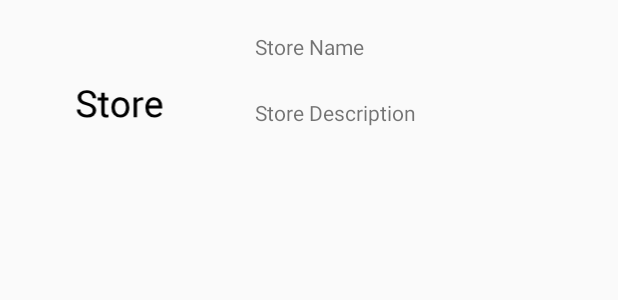
After one commit to ArcaneWalt73/Kudu-Card-Credit-Tracker, an Android app: the layout market_place_items.xml on its own in the app's theme, with its tools: preview values and no code run, on a phone screen of 412 x 824 dp. The commit adds this screen. Shown: the top 300 px of the screen. Run offline under Robolectric (Android 15) with nearby library versions, the phone set to English and light mode, and no system bars.

Commit message:
icon add for store

```diff
--- /dev/null
+++ b/Kudu Credit Tracker/KuduCreditTracker/app/src/main/res/drawable/default_store_icon.xml
@@ -0,0 +1,23 @@
+<?xml version="1.0" encoding="utf-8"?>
+<vector xmlns:android="http://schemas.android.com/apk/res/android"
+    android:width="108dp"
+    android:height="108dp"
+    android:viewportWidth="623.5424"
+    android:viewportHeight="623.5424"
+    android:tint="#000000">
+  <group android:translateX="142.2712"
+      android:translateY="208.15385">
+    <group android:translateY="150.89062">
+      <path android:pathData="M41.828125,-45.953125Q24.46875,-50.9375,16.554688,-58.203125Q8.640625,-65.46875,8.640625,-76.140625Q8.640625,-88.203125,18.3125,-96.10156Q27.984375,-104,43.453125,-104Q54,-104,62.257812,-99.921875Q70.515625,-95.84375,75.05469,-88.671875Q79.59375,-81.5,79.59375,-72.984375L66.015625,-72.984375Q66.015625,-82.3125,60.109375,-87.65625Q54.203125,-93,43.453125,-93Q33.46875,-93,27.875,-88.453125Q22.28125,-83.90625,22.28125,-75.8125Q22.28125,-69.34375,27.59375,-64.859375Q32.90625,-60.375,45.664062,-56.664062Q58.421875,-52.953125,65.63281,-48.742188Q72.84375,-44.53125,76.32031,-38.914062Q79.796875,-33.296875,79.796875,-25.703125Q79.796875,-13.578125,70.09375,-6.2890625Q60.390625,1,44.15625,1Q33.609375,1,24.46875,-3.046875Q15.328125,-7.09375,10.3671875,-14.125Q5.40625,-21.15625,5.40625,-30.078125L18.984375,-30.078125Q18.984375,-20.78125,25.835938,-15.390625Q32.6875,-10,44.15625,-10Q54.84375,-10,60.539062,-14.3515625Q66.234375,-18.703125,66.234375,-26.21875Q66.234375,-33.734375,60.960938,-37.84375Q55.6875,-41.953125,41.828125,-45.953125Z"
+          android:fillColor="#000000"/>
+      <path android:pathData="M112.484375,-94L112.484375,-76L126.6875,-76L126.6875,-65L112.484375,-65L112.484375,-18.921875Q112.484375,-14.46875,114.38281,-12.234375Q116.28125,-10,120.84375,-10Q123.09375,-10,127.03125,-10.84375L127.03125,-0.390625Q121.90625,1,117.046875,1Q108.328125,1,103.89844,-4.1640625Q99.46875,-9.328125,99.46875,-18.828125L99.46875,-65L85.625,-65L85.625,-76L99.46875,-76L99.46875,-94L112.484375,-94Z"
+          android:fillColor="#000000"/>
+      <path android:pathData="M138.34375,-38.6875Q138.34375,-49.75,142.73438,-58.578125Q147.125,-67.40625,154.96875,-72.203125Q162.8125,-77,172.85938,-77Q188.40625,-77,198,-66.36719Q207.59375,-55.734375,207.59375,-38.0625L207.59375,-37.171875Q207.59375,-26.1875,203.34375,-17.460938Q199.09375,-8.734375,191.17969,-3.8671875Q183.26562,1,173,1Q157.53125,1,147.9375,-9.6328125Q138.34375,-20.265625,138.34375,-37.796875L138.34375,-38.6875ZM151.42188,-37.21875Q151.42188,-24.90625,157.28906,-17.453125Q163.15625,-10,173,-10Q182.92188,-10,188.75781,-17.554688Q194.59375,-25.109375,194.59375,-38.71875Q194.59375,-50.890625,188.64844,-58.445312Q182.70312,-66,172.85938,-66Q163.23438,-66,157.32812,-58.546875Q151.42188,-51.09375,151.42188,-37.21875Z"
+          android:fillColor="#000000"/>
+      <path android:pathData="M260.75,-65.5Q257.79688,-66,254.34375,-66Q241.54688,-66,236.98438,-54.921875L236.98438,0L223.96875,0L223.96875,-76L236.625,-76L236.84375,-66.875Q243.23438,-77,254.98438,-77Q258.78125,-77,260.75,-76.140625L260.75,-65.5Z"
+          android:fillColor="#000000"/>
+      <path android:pathData="M304.26562,1Q288.79688,1,279.09375,-9.046875Q269.39062,-19.09375,269.39062,-35.921875L269.39062,-38.28125Q269.39062,-49.46875,273.71094,-58.265625Q278.03125,-67.0625,285.8047,-72.03125Q293.57812,-77,302.64062,-77Q317.48438,-77,325.71094,-67.265625Q333.9375,-57.53125,333.9375,-39.390625L333.9375,-34L282.39062,-34Q282.67188,-23.25,288.96875,-16.625Q295.26562,-10,304.96875,-10Q311.85938,-10,316.64062,-12.640625Q321.42188,-15.28125,325,-19.640625L332.95312,-13.53125Q323.39062,1,304.26562,1ZM302.64062,-66Q294.76562,-66,289.42188,-60.476562Q284.07812,-54.953125,282.8125,-45L320.92188,-45L320.92188,-45.953125Q320.35938,-55.5,315.57812,-60.75Q310.79688,-66,302.64062,-66Z"
+          android:fillColor="#000000"/>
+    </group>
+  </group>
+</vector>
--- /dev/null
+++ b/Kudu Credit Tracker/KuduCreditTracker/app/src/main/res/layout/market_place_items.xml
@@ -0,0 +1,45 @@
+<?xml version="1.0" encoding="utf-8"?>
+<LinearLayout xmlns:android="http://schemas.android.com/apk/res/android"
+    android:orientation="horizontal" android:layout_width="match_parent"
+    android:layout_height="wrap_content"
+    android:padding="5sp"
+    android:weightSum="100">
+
+    <LinearLayout
+        android:layout_width="wrap_content"
+        android:layout_height="wrap_content"
+        android:layout_weight="15"
+        android:layout_margin="5sp"
+        android:orientation="horizontal">
+        <ImageView
+            android:id="@+id/store_img"
+            android:src="@drawable/default_store_icon"
+            android:layout_width="match_parent"
+            android:layout_height="match_parent"
+            android:layout_margin="5sp" />
+    </LinearLayout>
+    <LinearLayout
+        android:layout_width="wrap_content"
+        android:layout_height="match_parent"
+        android:layout_weight="85"
+        android:weightSum="10"
+        android:layout_margin="5sp"
+        android:orientation="vertical">
+        <TextView
+            android:layout_weight="1"
+            android:id="@+id/store"
+            android:layout_width="match_parent"
+            android:layout_height="wrap_content"
+            android:layout_margin="5sp"
+            android:padding="5dp"
+            android:text="Store Name"/>
+
+        <TextView
+            android:layout_weight="9"
+            android:layout_width="match_parent"
+            android:layout_height="wrap_content"
+            android:layout_margin="5sp"
+            android:padding="5sp"
+            android:text="Store Description"/>
+    </LinearLayout>
+</LinearLayout>
--- /dev/null
+++ b/Kudu Credit Tracker/KuduCreditTracker/app/src/main/res/mipmap-anydpi-v26/ic_default_store.xml
@@ -0,0 +1,5 @@
+<?xml version="1.0" encoding="utf-8"?>
+<adaptive-icon xmlns:android="http://schemas.android.com/apk/res/android">
+    <background android:drawable="@drawable/ic_default_store_background"/>
+    <foreground android:drawable="@drawable/default_store_icon"/>
+</adaptive-icon>
--- /dev/null
+++ b/Kudu Credit Tracker/KuduCreditTracker/app/src/main/res/mipmap-anydpi-v26/ic_default_store_round.xml
@@ -0,0 +1,5 @@
+<?xml version="1.0" encoding="utf-8"?>
+<adaptive-icon xmlns:android="http://schemas.android.com/apk/res/android">
+    <background android:drawable="@drawable/ic_default_store_background"/>
+    <foreground android:drawable="@drawable/default_store_icon"/>
+</adaptive-icon>
```
Also changed, not shown: Kudu Credit Tracker/KuduCreditTracker/app/src/main/res/drawable/ic_default_store_background.xml (added, +74 -0 lines), Kudu Credit Tracker/KuduCreditTracker/app/src/main/res/layout/activity_marketplace.xml (+6 -2 lines), Kudu Credit Tracker/KuduCreditTracker/app/src/main/ic_default_store-playstore.png (added), Kudu Credit Tracker/KuduCreditTracker/app/src/main/res/mipmap-hdpi/ic_default_store.png (added), Kudu Credit Tracker/KuduCreditTracker/app/src/main/res/mipmap-hdpi/ic_default_store_round.png (added), Kudu Credit Tracker/KuduCreditTracker/app/src/main/res/mipmap-mdpi/ic_default_store.png (added), Kudu Credit Tracker/KuduCreditTracker/app/src/main/res/mipmap-mdpi/ic_default_store_round.png (added), Kudu Credit Tracker/KuduCreditTracker/app/src/main/res/mipmap-xhdpi/ic_default_store.png (added), Kudu Credit Tracker/KuduCreditTracker/app/src/main/res/mipmap-xhdpi/ic_default_store_round.png (added), Kudu Credit Tracker/KuduCreditTracker/app/src/main/res/mipmap-xxhdpi/ic_default_store.png (added), Kudu Credit Tracker/KuduCreditTracker/app/src/main/res/mipmap-xxhdpi/ic_default_store_round.png (added), Kudu Credit Tracker/KuduCreditTracker/app/src/main/res/mipmap-xxxhdpi/ic_default_store.png (added), Kudu Credit Tracker/KuduCreditTracker/app/src/main/res/mipmap-xxxhdpi/ic_default_store_round.png (added).
